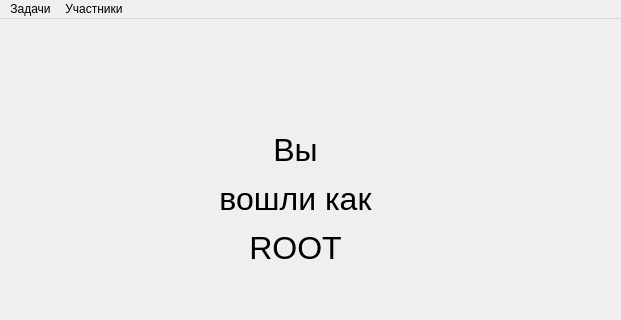
This is ui_files/root_main_page.ui in Vanovango/Chess_Tasks_Profi as Qt 5 draws it before an edit; both pictures show x 0 to 621 and y 0 to 320 of the 621 by 600 pixel window. The edited form follows.
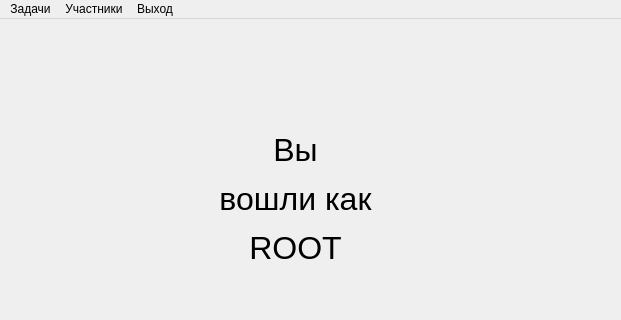
This is the edited form.

What changed in the file:
```diff
--- a/ui_files/root_main_page.ui
+++ b/ui_files/root_main_page.ui
@@ -56,8 +56,16 @@
     <addaction name="separator"/>
     <addaction name="action_users_statistics"/>
    </widget>
+   <widget class="QMenu" name="menu_exit">
+    <property name="title">
+     <string>Выход</string>
+    </property>
+    <addaction name="action_logout"/>
+    <addaction name="action_close_app"/>
+   </widget>
    <addaction name="menu_tasks"/>
    <addaction name="menu_users"/>
+   <addaction name="menu_exit"/>
   </widget>
   <action name="action_tasks_list">
    <property name="text">
```
Left out of the diff: 10 changed lines with no effect on the pictures.
